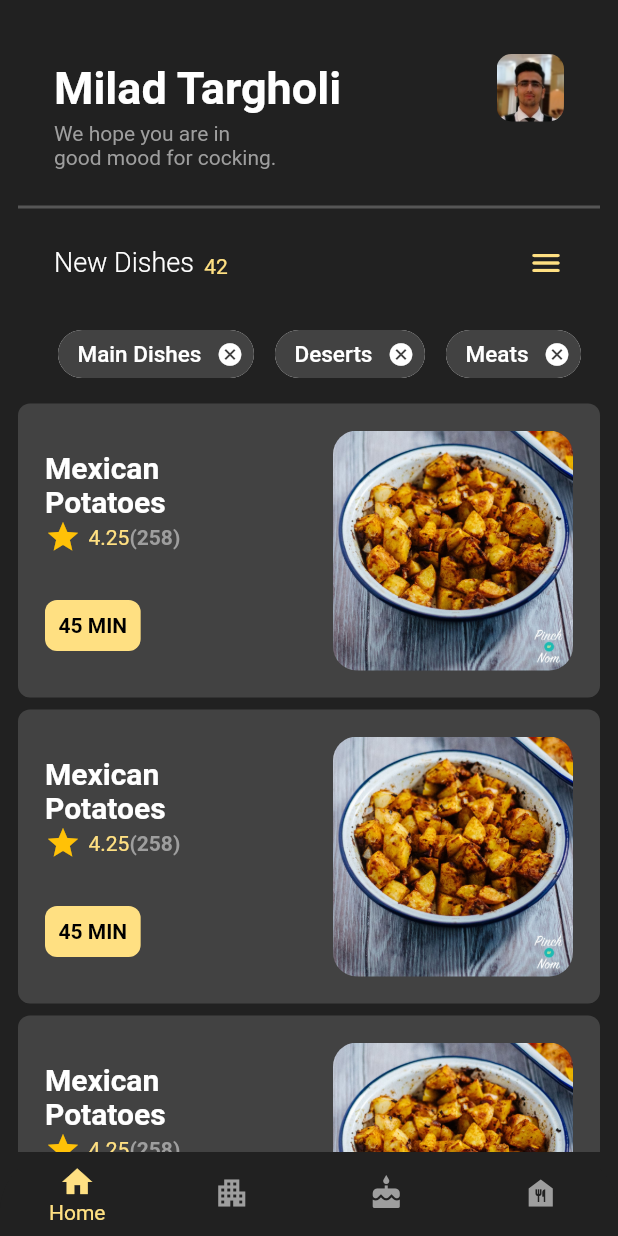
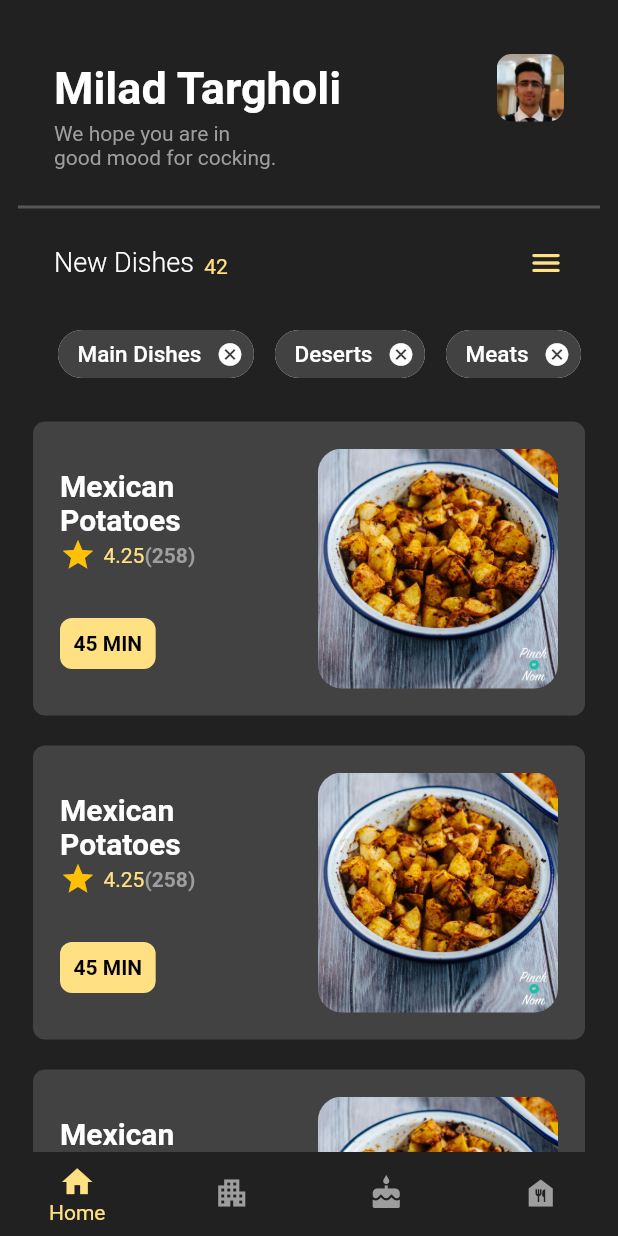
Before and after one commit to cloner93/flutter_ui_challenge, a Flutter app: the screen it shows after launch, on a phone screen of 412 x 824 dp. Run offline on Flutter 3.47's test engine with Material 2 defaults, Android fonts, the phone set to English and light mode, and no system bars.

Commit message:
edit item padding and readme.

```diff
--- a/lib/main.dart
+++ b/lib/main.dart
@@ -169,7 +169,7 @@ class _MyHomePageState extends State<MyHomePage> {
 
   buildContainer() {
     return Padding(
-      padding: const EdgeInsets.only(top: 8.0),
+      padding: const EdgeInsets.only(top: 20.0, right: 10, left: 10),
       child: Container(
         padding: EdgeInsets.all(18.0),
         decoration: BoxDecoration(
```
Also changed, not shown: 1 other file.
